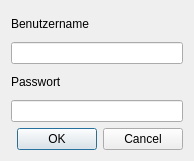
Qt form DBS-Bauer/login.ui (t-script/DBS-Bauer) before a commit.
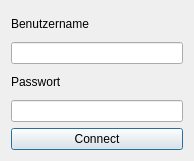
The same form after that commit.

Commit message: login bug entfernt.

The edit to the form file:
```diff
--- a/DBS-Bauer/login.ui
+++ b/DBS-Bauer/login.ui
@@ -56,9 +56,9 @@
     </layout>
    </item>
    <item>
-    <widget class="QDialogButtonBox" name="buttonBox">
-     <property name="standardButtons">
-      <set>QDialogButtonBox::Cancel|QDialogButtonBox::Ok</set>
+    <widget class="QPushButton" name="pushButton">
+     <property name="text">
+      <string>Connect</string>
      </property>
     </widget>
    </item>
```
Left out of the diff: 19 changed lines with no effect on the pictures. The commit also changes 4 other files.
